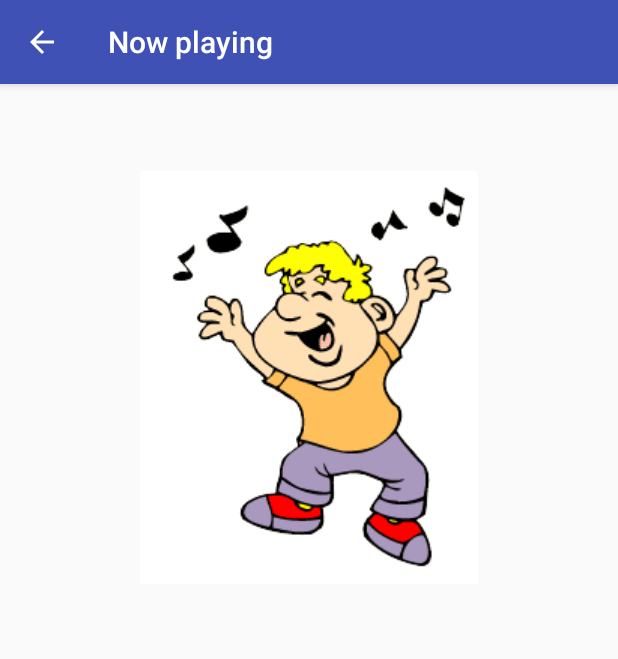
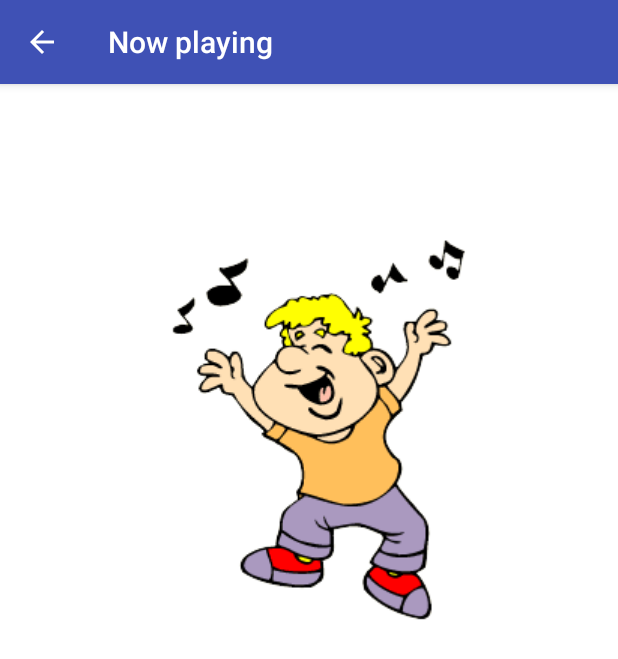
Before and after one commit to natasak/MusicalStructureApp, an Android app: the NowPlayingActivity screen opened directly, with no data from a screen before it, on a phone screen of 412 x 824 dp. Shown: the top 659 px of the screen. Run offline under Robolectric (Android 15) with nearby library versions, the phone set to English and light mode, and no system bars; plain views replace GifTextView.

Commit message:
Made it pretty and updated style.

```diff
--- a/app/src/main/AndroidManifest.xml
+++ b/app/src/main/AndroidManifest.xml
@@ -45,7 +45,5 @@
                 android:value=".ChildrenActivity"/>
         </activity>
 
-
     </application>
-
 </manifest>
--- a/app/src/main/java/com/example/natasa/musicalstructureapp/ChildrenActivity.java
+++ b/app/src/main/java/com/example/natasa/musicalstructureapp/ChildrenActivity.java
@@ -71,12 +71,8 @@ public class ChildrenActivity extends AppCompatActivity {
 
                 nowPlayingIntent.putExtra("SONGTITLE", song.getTitle());
 
-                //int itemPosition     = i;
-
                 //Start the new activity
                 startActivity(nowPlayingIntent);
-
-                //Toast.makeText(getApplicationContext(),"Position :"+itemPosition+"  ListItem : " +itemValue, Toast.LENGTH_LONG).show();
             }
         });
     }
--- a/app/src/main/java/com/example/natasa/musicalstructureapp/ProgrammingActivity.java
+++ b/app/src/main/java/com/example/natasa/musicalstructureapp/ProgrammingActivity.java
@@ -69,8 +69,6 @@ public class ProgrammingActivity extends AppCompatActivity {
                 nowPlayingIntent.putExtra("SONGTITLE", song.getTitle());
                 nowPlayingIntent.putExtra("SONGDURATION", song.getDuration());
 
-                //int itemPosition     = i;
-
                 //Start the new activity
                 startActivity(nowPlayingIntent);
             }
--- a/app/src/main/res/layout/activity_main.xml
+++ b/app/src/main/res/layout/activity_main.xml
@@ -5,7 +5,7 @@
     xmlns:tools="http://schemas.android.com/tools"
     android:layout_width="match_parent"
     android:layout_height="match_parent"
-    android:background="@color/tan_background"
+    android:background="@color/background_color"
     android:orientation="vertical"
     tools:context="com.example.natasa.musicalstructureapp.MainActivity">
 
--- a/app/src/main/res/layout/now_playing.xml
+++ b/app/src/main/res/layout/now_playing.xml
@@ -4,31 +4,30 @@
     android:layout_height="match_parent"
     xmlns:tools="http://schemas.android.com/tools"
     android:gravity="center_horizontal"
+    android:background="@color/background_color"
     android:orientation="vertical">
 
     <TextView
         android:id="@+id/key_artist_text_view"
-        android:layout_width="wrap_content"
-        android:layout_height="wrap_content"
-        tools:text="key"/>
+        style="@style/ArtistStyle"
+        android:paddingTop="@dimen/padding10"
+        tools:text="Artist"/>
 
     <TextView
         android:id="@+id/key_title_text_view"
-        android:layout_width="wrap_content"
-        android:layout_height="wrap_content"
-        tools:text="key"/>
+        style="@style/TitleStyle"
+        android:paddingBottom="@dimen/padding10"
+        android:textColor="@color/category_programming"
+        tools:text="Title"/>
 
     <TextView
         android:id="@+id/key_duration_text_view"
-        android:layout_width="wrap_content"
-        android:layout_height="wrap_content"
-        tools:text="key"/>
+        style="@style/DurationStyle"
+        android:paddingBottom="@dimen/padding10"
+        tools:text="Duration"/>
 
     <pl.droidsonroids.gif.GifTextView
-        android:layout_width="wrap_content"
-        android:layout_height="wrap_content"
-        android:background="@drawable/singing"
-        />
-
+        style="@style/DurationStyle"
+        android:background="@drawable/singing" />
 
 </LinearLayout>
--- a/app/src/main/res/values/colors.xml
+++ b/app/src/main/res/values/colors.xml
@@ -2,18 +2,15 @@
 <resources>
     <color name="colorPrimary">#3F51B5</color>
     <color name="colorPrimaryDark">#303F9F</color>
-    <color name="colorAccent">#FF4081</color>
-
-    <!-- Background color for app -->
-    <color name="tan_background">#FFF7DA</color>
+    <color name="colorAccent">#ff6e40</color>
 
     <!-- Background color for the children category -->
-    <color name="category_children">#FD8E09</color>
+    <color name="category_children">#43a047</color>
 
     <!-- Background color for the programming category -->
-    <color name="category_programming">#379237</color>
+    <color name="category_programming">#2e7d32</color>
 
-    <!-- Background color for the travelling category -->
-    <color name="category_travelling">#8800A0</color>
+    <!-- Background color of the activity -->
+    <color name="background_color">#ffffff</color>
 
 </resources>
--- a/app/src/main/res/values/dimens.xml
+++ b/app/src/main/res/values/dimens.xml
@@ -5,4 +5,13 @@
     <!-- Default screen margins, per the Android Design guidelines. -->
     <dimen name="activity_horizontal_margin">16dp</dimen>
     <dimen name="activity_vertical_margin">16dp</dimen>
+
+    <!-- Heigt and width of play icon -->
+    <dimen name="icon_play_height">42dp</dimen>
+    <dimen name="icon_play_width">42dp</dimen>
+
+    <!-- Paddings and margins -->
+    <dimen name="padding10">10dp</dimen>
+    <dimen name="padding16">16dp</dimen>
+
 </resources>
--- a/app/src/main/res/values/styles.xml
+++ b/app/src/main/res/values/styles.xml
@@ -13,10 +13,38 @@
         <item name="android:layout_width">match_parent</item>
         <item name="android:layout_height">@dimen/list_item_height</item>
         <item name="android:gravity">center_vertical</item>
-        <item name="android:padding">16dp</item>
+        <item name="android:padding">@dimen/padding16</item>
         <item name="android:textColor">@android:color/white</item>
         <item name="android:textStyle">bold</item>
         <item name="android:textAppearance">?android:textAppearanceMedium</item>
     </style>
 
+    <!-- Style for artist textview -->
+    <style name="ArtistStyle">
+        <item name="android:layout_width">wrap_content</item>
+        <item name="android:layout_height">wrap_content</item>
+        <item name="android:textStyle">italic</item>
+    </style>
+
+    <!-- Style for title textview -->
+    <style name="TitleStyle">
+        <item name="android:layout_width">wrap_content</item>
+        <item name="android:layout_height">wrap_content</item>
+        <item name="android:textStyle">bold</item>
+        <item name="android:textSize">18sp</item>
+        <item name="android:paddingBottom">@dimen/padding10</item>
+    </style>
+
+    <!-- Style for duration textview -->
+    <style name="DurationStyle">
+        <item name="android:layout_width">wrap_content</item>
+        <item name="android:layout_height">wrap_content</item>
+    </style>
+
+    <!-- Style for play icon -->
+    <style name="iconPlayStyle">
+        <item name="android:layout_width">@dimen/icon_play_width</item>
+        <item name="android:layout_height">@dimen/icon_play_height</item>
+    </style>
+
 </resources>
```
Also changed, not shown: app/src/main/java/com/example/natasa/musicalstructureapp/NowPlayingActivity.java (+1 -11 lines), app/src/main/res/layout/list_item.xml (+5 -15 lines).
